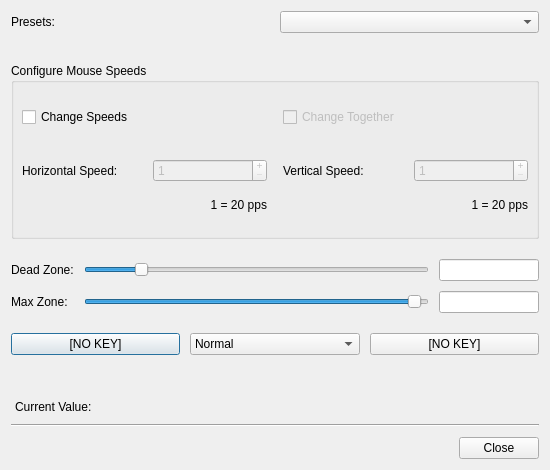
Qt form src/axiseditdialog.ui (AntiMicroX/antimicrox) before a commit.
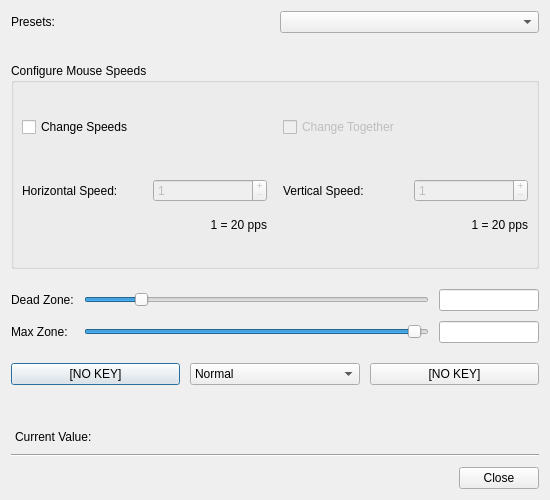
The same form after that commit. Custom widgets are drawn as their Qt base class.

Commit message: More altering of layouts. Fixed bug when closing secondary instance of the program.

```diff
--- a/src/axiseditdialog.ui
+++ b/src/axiseditdialog.ui
@@ -7,7 +7,7 @@
     <x>0</x>
     <y>0</y>
     <width>550</width>
-    <height>470</height>
+    <height>500</height>
    </rect>
   </property>
   <property name="sizePolicy">
@@ -19,7 +19,7 @@
   <property name="minimumSize">
    <size>
     <width>550</width>
-    <height>470</height>
+    <height>500</height>
    </size>
   </property>
   <property name="maximumSize">
```
The commit also changes 2 other files.
